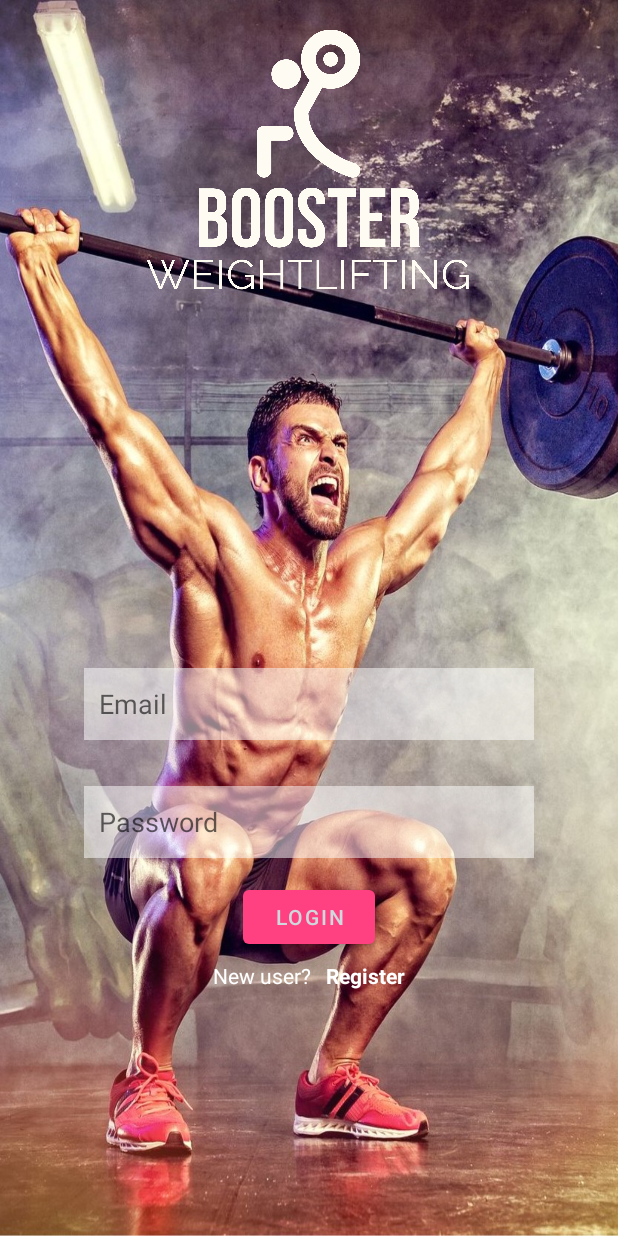
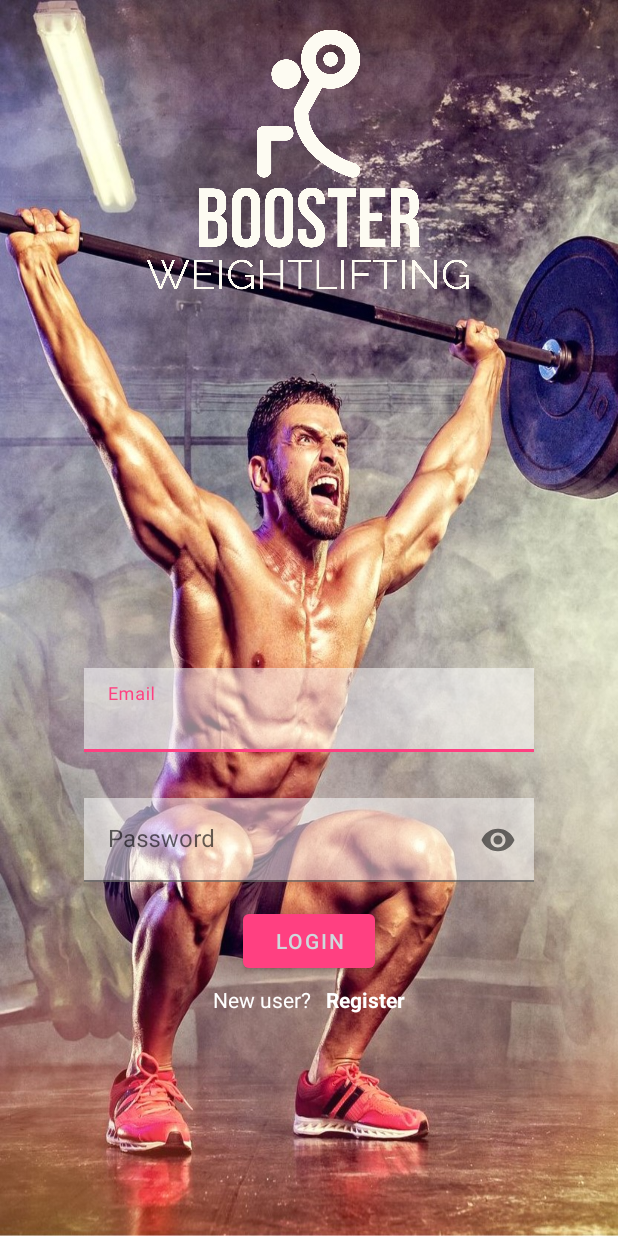
Before and after one commit to josusk8/BoosterApp, an Android app: the screen it shows after launch (Login), on a phone screen of 412 x 824 dp. Run offline under Robolectric (Android 15) with nearby library versions, the phone set to English and light mode, and no system bars.

Commit message:
Login Get y ocultar password Ok

```diff
--- a/BoosterWeigthLifting/app/src/main/java/com/example/boosterweigthlifting/persistence/interfaces/ApiAdapter.java
+++ b/BoosterWeigthLifting/app/src/main/java/com/example/boosterweigthlifting/persistence/interfaces/ApiAdapter.java
@@ -17,6 +17,7 @@ import retrofit2.http.Body;
 import retrofit2.http.GET;
 import retrofit2.http.POST;
 import retrofit2.http.Path;
+import retrofit2.http.Query;
 
 public interface ApiAdapter {
 
@@ -52,10 +53,11 @@ public interface ApiAdapter {
     Call<ArrayList<Wod>> getWodByIdUser(@Path("idUser") int user);
 
     @GET("usuario")
-    Call<ArrayList<Usuario>> getAllUsuario();
+    Call<ArrayList<Usuario>> getUsuarioByEmailAndPass
+            (@Query("email") String email, @Query("pass") String pass);
 
     @GET("usuario/{idUser}")
-    Call<ArrayList<Usuario>> getByIdUsuario(@Path("idUser") int user);
+    Call<Usuario> getUsuarioById(@Path("idUser") int user);
 
     @GET("rm/squat")
     Call<ArrayList<RmSquat>> getAllRmSquat();
@@ -78,6 +80,13 @@ public interface ApiAdapter {
     @POST("wod")
     Call<Wod> setWod(@Body Wod wod);
 
+    @POST("wod")
+    Call<ArrayList<Wod>> setAllWod(@Body ArrayList<Wod> wod);
+
+    @POST("usuario")
+    Call<Usuario> setUsuario(@Body Usuario usuario);
+
+
 
 
 
--- a/BoosterWeigthLifting/app/src/main/java/com/example/boosterweigthlifting/ui/login/Login.java
+++ b/BoosterWeigthLifting/app/src/main/java/com/example/boosterweigthlifting/ui/login/Login.java
@@ -2,7 +2,6 @@ package com.example.boosterweigthlifting.ui.login;
 
 import android.content.Intent;
 import android.os.Bundle;
-import android.util.Log;
 import android.view.View;
 import android.widget.Button;
 import android.widget.TextView;
@@ -13,10 +12,10 @@ import androidx.appcompat.app.AppCompatActivity;
 import com.example.boosterweigthlifting.MainActivity;
 import com.example.boosterweigthlifting.R;
 import com.example.boosterweigthlifting.persistence.interfaces.ApiAdapter;
-import com.example.boosterweigthlifting.persistence.models.Wod;
+import com.example.boosterweigthlifting.persistence.models.Usuario;
+import com.google.android.material.textfield.TextInputEditText;
 
 import java.util.ArrayList;
-import java.util.List;
 
 import retrofit2.Call;
 import retrofit2.Callback;
@@ -28,6 +27,11 @@ public class Login extends AppCompatActivity {
 
     Button btnLogin;
     TextView tvRegister;
+    TextInputEditText etEmail;
+    TextInputEditText etPassword;
+    String password = "";
+    String email = "";
+
 
     @Override
     protected void onCreate(Bundle savedInstanceState) {
@@ -36,47 +40,16 @@ public class Login extends AppCompatActivity {
 
         btnLogin = (Button) findViewById(R.id.btnLogin);
         tvRegister = (TextView) findViewById(R.id.tvRegister);
+        etEmail = (TextInputEditText) findViewById(R.id.etEmail);
+        etPassword = (TextInputEditText) findViewById(R.id.etPassword);
 
-        String url1 = "http://10.0.2.2:8080/booster/v1/";
-        String url2 = "http://192.168.31.249:8080/booster/v1/";
-
-        Retrofit retrofit= new Retrofit.Builder()
-                .baseUrl(url2)
-                .addConverterFactory(GsonConverterFactory.create())
-                .build();
-
-        ApiAdapter apiAdapter = retrofit.create(ApiAdapter.class);
-
-        Call<ArrayList<Wod>> call = apiAdapter.getAllWod();
-
-        call.enqueue(new Callback<ArrayList<Wod>>() {
-            @Override
-            public void onResponse(Call<ArrayList<Wod>> call, Response<ArrayList<Wod>> response) {
-                if (!response.isSuccessful()) {
-                    Toast.makeText(getApplicationContext(),"Codigo: " + response.code(), Toast.LENGTH_LONG).show();
-                    return;
-                }
-
-                List<Wod> objectList = response.body();
-
-                Log.d("Estado2", objectList.get(0).getDia()+"");
-                btnLogin.setText(objectList.get(0).getFecha()+"");
-
-
-            }
-
-            @Override
-            public void onFailure(Call<ArrayList<Wod>> call, Throwable t) {
-                Log.d("Estado", t.getMessage());
-                Toast.makeText(getApplicationContext(),"Codigo: " + t.getMessage(), Toast.LENGTH_LONG).show();
-            }
-        });
 
         btnLogin.setOnClickListener(new View.OnClickListener() {
             @Override
             public void onClick(View view) {
-                Intent mainActivity = new Intent(getApplicationContext(), MainActivity.class);
-                startActivity(mainActivity);
+                password = etPassword.getText().toString();
+                email = etEmail.getText().toString();
+                connect();
             }
         });
 
@@ -90,4 +63,63 @@ public class Login extends AppCompatActivity {
 
 
     }
+
+    private void startApp() {
+        Intent mainActivity = new Intent(getApplicationContext(), MainActivity.class);
+        startActivity(mainActivity);
+    }
+
+    private void connect() {
+
+        //String url1 = "http://10.0.2.2:8080/booster/v1/";
+        String url = "http://192.168.31.249:8080/booster/v1/";
+
+        Retrofit retrofit = new Retrofit.Builder()
+                .baseUrl(url)
+                .addConverterFactory(GsonConverterFactory.create())
+                .build();
+
+        ApiAdapter apiAdapter = retrofit.create(ApiAdapter.class);
+        Call<ArrayList<Usuario>> call = apiAdapter.getUsuarioByEmailAndPass(email, password);
+
+        call.enqueue(new Callback<ArrayList<Usuario>>() {
+                         Usuario usuario = new Usuario();
+
+                         @Override
+                         public void onResponse(Call<ArrayList<Usuario>> call, Response<ArrayList<Usuario>> response) {
+                             //Toast.makeText(getApplicationContext(), "Login: " + response.code(), Toast.LENGTH_SHORT).show();
+
+                             for (int i = 0; i < response.body().size(); i++) {
+                                 String emailCompare = "";
+                                 emailCompare = response.body().get(i).getEmail();
+
+                                 if (email.contains(emailCompare)) {
+                                     usuario = response.body().get(i);
+                                 }
+                             }
+
+                             if (usuario.getNombre() == null) {
+                                 Toast.makeText(getApplicationContext(), "Usuario incorrecto", Toast.LENGTH_SHORT).show();
+
+                             } else {
+
+                                 if (usuario.getPass().toString().equals(password.toString())) {
+                                     startApp();
+                                 } else {
+                                     Toast.makeText(getApplicationContext(), "Contraseña incorrecta", Toast.LENGTH_SHORT).show();
+                                 }
+
+                             }
+
+                             return;
+                         }
+
+                         @Override
+                         public void onFailure(Call<ArrayList<Usuario>> call, Throwable t) {
+                             Toast.makeText(getApplicationContext(), "Codigo: " + t.getMessage(), Toast.LENGTH_LONG).show();
+                         }
+                     }
+        );
+
+    }
 }
--- a/BoosterWeigthLifting/app/src/main/res/layout/activity_login.xml
+++ b/BoosterWeigthLifting/app/src/main/res/layout/activity_login.xml
@@ -3,11 +3,11 @@
     xmlns:tools="http://schemas.android.com/tools"
     android:layout_width="match_parent"
     android:layout_height="match_parent"
+    xmlns:app="http://schemas.android.com/apk/res-auto"
     android:gravity="center_horizontal"
     android:orientation="vertical"
     tools:context="ui.login.Login"
-    android:background="@drawable/initt"
-    >
+    android:background="@drawable/initt">
 
     <ImageView
         android:id="@+id/ivLogoLogin"
@@ -18,27 +18,44 @@
         />
 
 
-    <EditText
-
-        android:id="@+id/etEmail"
+    <com.google.android.material.textfield.TextInputLayout
         android:layout_width="300dp"
         android:layout_height="wrap_content"
         android:layout_margin="15dp"
-        android:background="#81FFFFFF"
-        android:hint="Email"
         android:minHeight="48dp"
-        android:paddingLeft="10dp"
-        />
+        app:endIconMode="clear_text"
+        >
+        <com.google.android.material.textfield.TextInputEditText
+            android:id="@+id/etEmail"
+            android:layout_width="match_parent"
+            android:layout_height="match_parent"
+            android:hint="Email"
+            android:textColor="@color/black"
+            android:background="#81FFFFFF"
+            android:inputType="textEmailAddress">
 
-    <EditText
-        android:id="@+id/etPassword"
+        </com.google.android.material.textfield.TextInputEditText>
+    </com.google.android.material.textfield.TextInputLayout>
+
+
+    <com.google.android.material.textfield.TextInputLayout
         android:layout_width="300dp"
         android:layout_height="wrap_content"
         android:layout_margin="15dp"
-        android:background="#81FFFFFF"
-        android:hint="@string/pass"
         android:minHeight="48dp"
-        android:paddingLeft="10dp" />
+        app:endIconMode="password_toggle">
+        <com.google.android.material.textfield.TextInputEditText
+            android:id="@+id/etPassword"
+            android:textColor="@color/black"
+            android:layout_width="match_parent"
+            android:layout_height="wrap_content"
+            android:hint="@string/pass"
+            android:background="#81FFFFFF"
+            android:inputType="textPassword">
+
+        </com.google.android.material.textfield.TextInputEditText>
+
+    </com.google.android.material.textfield.TextInputLayout>>
 
     <Button
 
```
Also changed, not shown: BoosterWeigthLifting/app/src/main/java/com/example/boosterweigthlifting/ui/menu/daily/TrainingDailyActions.java (+24 -58 lines), BoosterWeigthLifting/app/src/main/java/com/example/boosterweigthlifting/ui/menu/rm/FragmentRMActions.java (+5 -3 lines).
